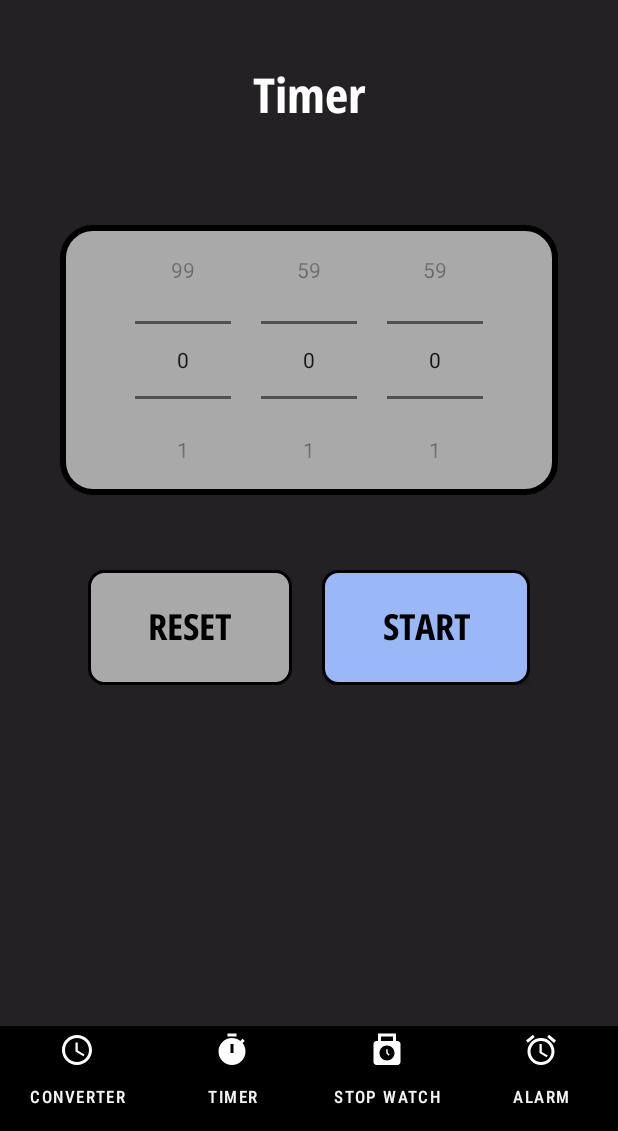
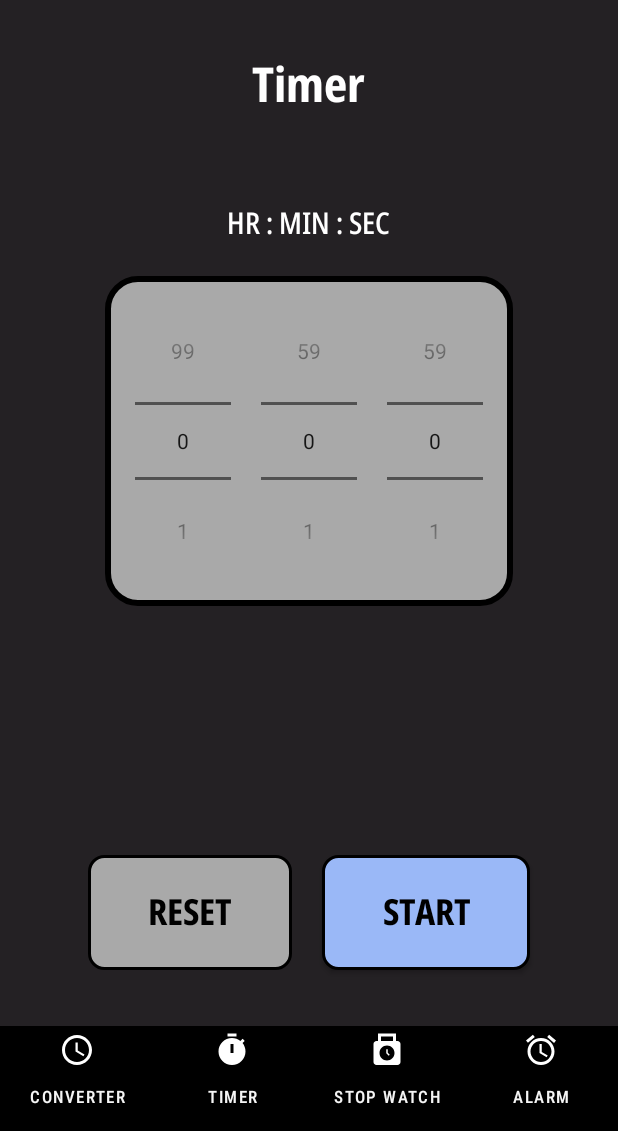
Before and after one commit to ws-vipul/Samay, an Android app: the screen it shows after launch (MainActivity), on a phone screen of 412 x 824 dp, the part 105-1236 px from its top. Run offline under Robolectric (Android 15) with nearby library versions, the phone set to English and light mode, and no system bars.

Commit message:
fixed bugs and improved ui for timer and time converter

```diff
--- a/app/src/main/java/com/vk/timemachine/Utils/SharedService.java
+++ b/app/src/main/java/com/vk/timemachine/Utils/SharedService.java
@@ -78,6 +78,8 @@ public class SharedService {
         SharedPreferences sharedPreferences = context.getSharedPreferences(ALARM_PREF_NAME,
                 Context.MODE_PRIVATE);
         SharedPreferences.Editor editor = sharedPreferences.edit();
+        editor.remove(SET_ACTIVE_ALARMS);
+        editor.apply();
         editor.putStringSet(SET_ACTIVE_ALARMS, value);
         editor.apply();
     }
@@ -87,6 +89,8 @@ public class SharedService {
         SharedPreferences sharedPreferences = context.getSharedPreferences(ALARM_PREF_NAME,
                 Context.MODE_PRIVATE);
         SharedPreferences.Editor editor = sharedPreferences.edit();
+        editor.remove(SET_DEACTIVATED_ALARMS);
+        editor.apply();
         editor.putStringSet(SET_DEACTIVATED_ALARMS, value);
         editor.apply();
     }
--- a/app/src/main/res/layout/activity_main.xml
+++ b/app/src/main/res/layout/activity_main.xml
@@ -10,7 +10,7 @@
     <androidx.constraintlayout.widget.ConstraintLayout
         android:id="@+id/constraintLayout"
         android:layout_width="match_parent"
-        android:layout_height="70dp"
+        android:layout_height="70sp"
         android:orientation="horizontal"
         app:layout_constraintEnd_toEndOf="parent"
         app:layout_constraintStart_toStartOf="parent"
@@ -22,19 +22,19 @@
             android:layout_height="match_parent"
             android:scaleType="centerCrop"
             app:srcCompat="@color/black"
-            tools:layout_editor_absoluteX="143dp"
-            tools:layout_editor_absoluteY="0dp" />
+            tools:layout_editor_absoluteX="143sp"
+            tools:layout_editor_absoluteY="0sp" />
 
         <TextView
             android:id="@+id/textView"
             android:layout_width="wrap_content"
             android:layout_height="wrap_content"
-            android:layout_marginStart="60dp"
+            android:layout_marginStart="60sp"
             android:layout_weight="1"
             android:fontFamily="sans-serif-condensed-medium"
             android:text="@string/app_name"
             android:textColor="@color/white"
-            android:textSize="24dp"
+            android:textSize="24sp"
             android:visibility="visible"
             app:layout_constraintBottom_toBottomOf="parent"
             app:layout_constraintStart_toStartOf="parent"
@@ -44,7 +44,7 @@
             android:id="@+id/imageView2"
             android:layout_width="wrap_content"
             android:layout_height="wrap_content"
-            android:layout_marginStart="16dp"
+            android:layout_marginStart="16sp"
             app:layout_constraintBottom_toBottomOf="parent"
             app:layout_constraintStart_toStartOf="parent"
             app:layout_constraintTop_toTopOf="parent"
@@ -55,7 +55,7 @@
     <LinearLayout
         android:layout_width="match_parent"
         android:layout_height="match_parent"
-        android:layout_marginTop="70dp"
+        android:layout_marginTop="70sp"
         app:layout_constraintEnd_toEndOf="parent"
         app:layout_constraintStart_toStartOf="parent"
         app:layout_constraintBottom_toTopOf="@+id/constraintLayout3"
@@ -66,9 +66,7 @@
 
     <LinearLayout
         android:layout_width="match_parent"
-        android:layout_height="match_parent"
-        android:layout_marginTop="70dp"
-        android:layout_marginBottom="70dp"
+        android:layout_height="0dp"
         app:layout_constraintBottom_toTopOf="@+id/constraintLayout3"
         app:layout_constraintEnd_toEndOf="parent"
         app:layout_constraintStart_toStartOf="parent"
@@ -79,14 +77,14 @@
             android:id="@+id/midFragmentContainerView"
             android:name="com.vk.timemachine.Timer"
             android:layout_width="match_parent"
-            android:layout_height="wrap_content" />
+            android:layout_height="match_parent" />
 
     </LinearLayout>
 
     <androidx.constraintlayout.widget.ConstraintLayout
         android:id="@+id/constraintLayout3"
         android:layout_width="match_parent"
-        android:layout_height="70dp"
+        android:layout_height="70sp"
         android:foregroundGravity="center"
         app:layout_constraintBottom_toBottomOf="parent"
         app:layout_constraintEnd_toEndOf="parent"
@@ -117,7 +115,7 @@
                 android:drawableTop="@drawable/time_converter"
                 android:fontFamily="sans-serif-condensed-medium"
                 android:text="@string/converter"
-                android:textSize="11dp" />
+                android:textSize="11sp" />
 
             <Button
                 android:id="@+id/timerBtn"
@@ -128,7 +126,7 @@
                 android:drawableTop="@drawable/timer"
                 android:fontFamily="sans-serif-condensed-medium"
                 android:text="@string/timer"
-                android:textSize="11dp" />
+                android:textSize="11sp" />
 
             <Button
                 android:id="@+id/stopWatchBtn"
@@ -139,7 +137,7 @@
                 android:drawableTop="@drawable/stopwatch"
                 android:fontFamily="sans-serif-condensed-medium"
                 android:text="@string/stopWatch"
-                android:textSize="11dp" />
+                android:textSize="11sp" />
 
             <Button
                 android:id="@+id/alarmBtn"
@@ -150,7 +148,7 @@
                 android:drawableTop="@drawable/alarm"
                 android:fontFamily="sans-serif-condensed-medium"
                 android:text="@string/alarm"
-                android:textSize="11dp" />
+                android:textSize="11sp" />
 
         </LinearLayout>
 
--- a/app/src/main/res/layout/fragment_timer.xml
+++ b/app/src/main/res/layout/fragment_timer.xml
@@ -1,71 +1,105 @@
 <?xml version="1.0" encoding="utf-8"?>
 <androidx.constraintlayout.widget.ConstraintLayout xmlns:android="http://schemas.android.com/apk/res/android"
+    xmlns:app="http://schemas.android.com/apk/res-auto"
     xmlns:tools="http://schemas.android.com/tools"
     android:layout_width="match_parent"
     android:layout_height="match_parent"
-    xmlns:app="http://schemas.android.com/apk/res-auto"
     android:background="@color/charcoal"
     tools:context=".Timer">
 
     <!-- TODO: Update blank fragment layout -->
+    <LinearLayout
+        android:layout_width="match_parent"
+        android:layout_height="match_parent"
+        android:orientation="vertical"
+        android:weightSum="6"
+        app:layout_constraintBottom_toBottomOf="parent"
+        app:layout_constraintEnd_toEndOf="parent"
+        app:layout_constraintStart_toStartOf="parent"
+        app:layout_constraintTop_toTopOf="parent">
+
+        <LinearLayout
+            android:layout_width="match_parent"
+            android:layout_height="0dp"
+            android:layout_weight="1"
+            android:gravity="center">
 
             <TextView
                 android:id="@+id/timer_title"
                 style="@style/headingTextLabel"
                 android:layout_width="wrap_content"
                 android:layout_height="wrap_content"
-        android:layout_marginTop="40dp"
                 android:text="Timer"
-        android:textSize="32dp"
-        app:layout_constraintEnd_toEndOf="parent"
-        app:layout_constraintStart_toStartOf="parent"
-        app:layout_constraintTop_toTopOf="parent" />
+                android:textSize="32sp" />
+
+        </LinearLayout>
 
         <LinearLayout
-        android:id="@+id/timer_view"
             android:layout_width="match_parent"
-        android:layout_height="wrap_content"
-        app:layout_constraintEnd_toEndOf="parent"
-        app:layout_constraintStart_toStartOf="parent"
-        app:layout_constraintTop_toTopOf="parent"
-        android:layout_marginTop="150dp"
-        android:layout_marginStart="40dp"
-        android:layout_marginEnd="40dp"
+            android:layout_height="0dp"
+            android:layout_weight="4"
             android:orientation="horizontal"
             android:gravity="center">
-
 
             <LinearLayout
                 android:id="@+id/time_picker"
                 android:layout_width="match_parent"
+                android:layout_height="match_parent"
+                android:orientation="vertical"
+                android:gravity="center_horizontal"
+                android:visibility="visible">
+
+                <LinearLayout
+                    android:layout_width="wrap_content"
                     android:layout_height="wrap_content"
-            android:gravity="center"
-            android:visibility="visible"
-            android:background="@drawable/input_background">
+                    android:orientation="horizontal"
+                    android:padding="20sp">
+
+                    <TextView
+                        style="@style/subHeadingTextLabel"
+                        android:layout_width="wrap_content"
+                        android:layout_height="wrap_content"
+                        android:text="@string/hr_min_sec" />
+
+                </LinearLayout>
+
+                <LinearLayout
+                    android:layout_width="wrap_content"
+                    android:layout_height="wrap_content"
+                    android:background="@drawable/input_background"
+                    android:orientation="horizontal"
+                    android:padding="20sp">
+
                     <NumberPicker
                         android:id="@+id/time_picker_hrs"
                         style="@style/subHeadingTextLabel"
                         android:layout_width="wrap_content"
                         android:layout_height="wrap_content"
-                android:visibility="visible"/>
+                        android:visibility="visible" />
+
                     <NumberPicker
                         android:id="@+id/time_picker_minutes"
                         android:layout_width="wrap_content"
                         android:layout_height="wrap_content"
-                android:visibility="visible"
-                android:layout_marginStart="20dp"/>
+                        android:layout_marginStart="20sp"
+                        android:visibility="visible" />
+
                     <NumberPicker
                         android:id="@+id/time_picker_seconds"
                         android:layout_width="wrap_content"
                         android:layout_height="wrap_content"
-                android:visibility="visible"
-                android:layout_marginStart="20dp" />
+                        android:layout_marginStart="20sp"
+                        android:visibility="visible" />
+                </LinearLayout>
 
             </LinearLayout>
 
+
             <androidx.constraintlayout.widget.ConstraintLayout
-            android:layout_width="wrap_content"
-            android:layout_height="wrap_content"
+                android:id="@+id/startedTimer"
+                android:layout_width="match_parent"
+                android:layout_height="match_parent"
+                android:visibility="gone"
                 app:layout_constraintBottom_toBottomOf="parent"
                 app:layout_constraintEnd_toEndOf="parent"
                 app:layout_constraintStart_toStartOf="parent"
@@ -77,8 +111,7 @@
                     android:layout_width="wrap_content"
                     android:layout_height="wrap_content"
                     android:text="00:00:00"
-                android:textSize="48dp"
-                android:visibility="gone"
+                    android:textSize="48sp"
                     app:layout_constraintBottom_toBottomOf="parent"
                     app:layout_constraintEnd_toEndOf="parent"
                     app:layout_constraintStart_toStartOf="parent"
@@ -86,10 +119,9 @@
 
                 <ProgressBar
                     android:id="@+id/progress_circular"
-                android:layout_width="300dp"
-                android:layout_height="300dp"
+                    android:layout_width="300sp"
+                    android:layout_height="300sp"
                     android:background="@drawable/circular_shape"
-                android:visibility="gone"
                     android:indeterminate="false"
                     android:indeterminateOnly="false"
                     android:progressDrawable="@drawable/circular_progress_drawable"
@@ -99,54 +131,52 @@
                     app:layout_constraintTop_toTopOf="parent" />
 
             </androidx.constraintlayout.widget.ConstraintLayout>
+
         </LinearLayout>
 
-
-
         <LinearLayout
-        android:layout_width="wrap_content"
-        android:layout_height="wrap_content"
-        android:orientation="horizontal"
-        android:layout_marginTop="50dp"
-        app:layout_constraintTop_toBottomOf="@+id/timer_view"
-        app:layout_constraintStart_toStartOf="parent"
-        app:layout_constraintEnd_toEndOf="parent"
-        android:gravity="center">
+            android:layout_width="match_parent"
+            android:layout_height="0dp"
+            android:layout_weight="1"
+            android:gravity="center_horizontal">
 
             <Button
                 android:id="@+id/timer_reset"
                 style="@style/styleButton"
                 android:layout_width="wrap_content"
                 android:layout_height="wrap_content"
-            android:text="@string/reset"
                 android:background="@drawable/grey_button"
-            android:paddingHorizontal="40dp"
-            android:paddingVertical="20dp"
-            android:enabled="false"/>
+                android:enabled="false"
+                android:paddingHorizontal="40sp"
+                android:paddingVertical="20sp"
+                android:text="@string/reset" />
 
             <Button
                 android:id="@+id/timer_start"
                 style="@style/styleButton"
                 android:layout_width="wrap_content"
                 android:layout_height="wrap_content"
+                android:layout_marginStart="20sp"
                 android:background="@drawable/blue_button"
-            android:layout_marginStart="20dp"
-            android:visibility="visible"
+                android:paddingHorizontal="40sp"
+                android:paddingVertical="20sp"
                 android:text="@string/start"
-            android:paddingHorizontal="40dp"
-            android:paddingVertical="20dp"/>
+                android:visibility="visible" />
 
             <Button
                 android:id="@+id/timer_stop"
                 style="@style/styleButton"
                 android:layout_width="wrap_content"
                 android:layout_height="wrap_content"
-            android:layout_marginStart="20dp"
+                android:layout_marginStart="20sp"
                 android:background="@drawable/red_button"
-            android:visibility="gone"
+                android:paddingHorizontal="40sp"
+                android:paddingVertical="20sp"
                 android:text="@string/stop"
-            android:paddingHorizontal="40dp"
-            android:paddingVertical="20dp"/>
+                android:visibility="gone" />
+
+
+        </LinearLayout>
 
     </LinearLayout>
 
--- a/app/src/main/res/values/strings.xml
+++ b/app/src/main/res/values/strings.xml
@@ -7,8 +7,8 @@
     <string name="select_timezone_to_convert">Select TimeZones To Convert</string>
     <string name="select_time_in">Select Time In</string>
     <string name="select_time_in_utc">Select Time In UTC</string>
-    <string name="time_in">Time In</string>
-    <string name="time_in_utc">Time In UTC</string>
+    <string name="time_in"><b>\u2022</b>  Time In</string>
+    <string name="time_in_utc"><b>\u2022</b>  Time In UTC</string>
     <string name="alarm">Alarm</string>
     <string name="start">START</string>
     <string name="stop">STOP</string>
@@ -25,6 +25,7 @@
     <string name="hint_time">19:30 </string>
     <string name="active_alarms">Active Alarms</string>
     <string name="deactivated_alarms">Deactivated Alarms</string>
+    <string name="hr_min_sec">HR : MIN : SEC</string>
 
 
     <!-- TODO: Remove or change this placeholder text -->
```
Also changed, not shown: app/src/main/java/com/vk/timemachine/Alarm.java (+14 -18 lines), app/src/main/java/com/vk/timemachine/TimeConverter.java (+12 -8 lines), app/src/main/java/com/vk/timemachine/Timer.java (+13 -11 lines), app/src/main/java/com/vk/timemachine/adapter/DeActivatedAlarmsAdapter.java (+11 -11 lines), app/src/main/java/com/vk/timemachine/adapter/SetAlarmAdapter.java (+11 -10 lines), app/src/main/res/layout/fragment_alarm.xml (+7 -7 lines), app/src/main/res/layout/fragment_stop_watch.xml (+13 -13 lines), app/src/main/res/layout/fragment_time_converter.xml (+81 -65 lines), app/src/main/res/layout/service_stopped_alert.xml (+11 -11 lines), app/src/main/res/layout/set_alarm_form.xml (+11 -11 lines), app/src/main/res/layout/set_alarm_row.xml (+8 -8 lines). Lines whose indentation alone changed are shown as unchanged.
